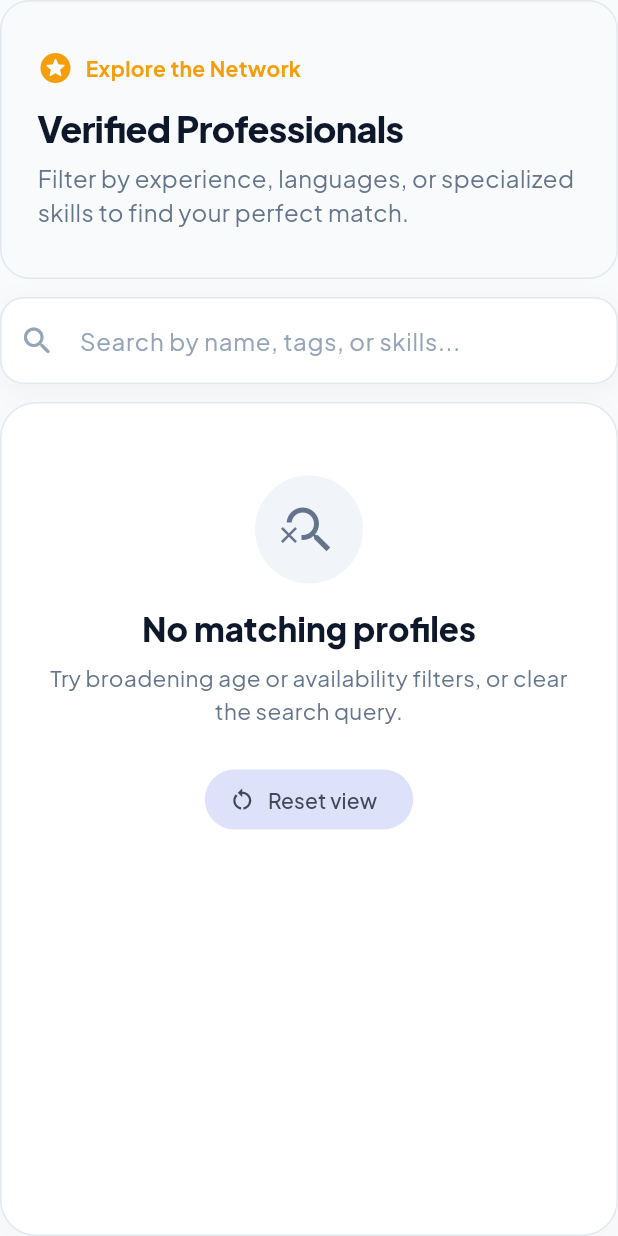
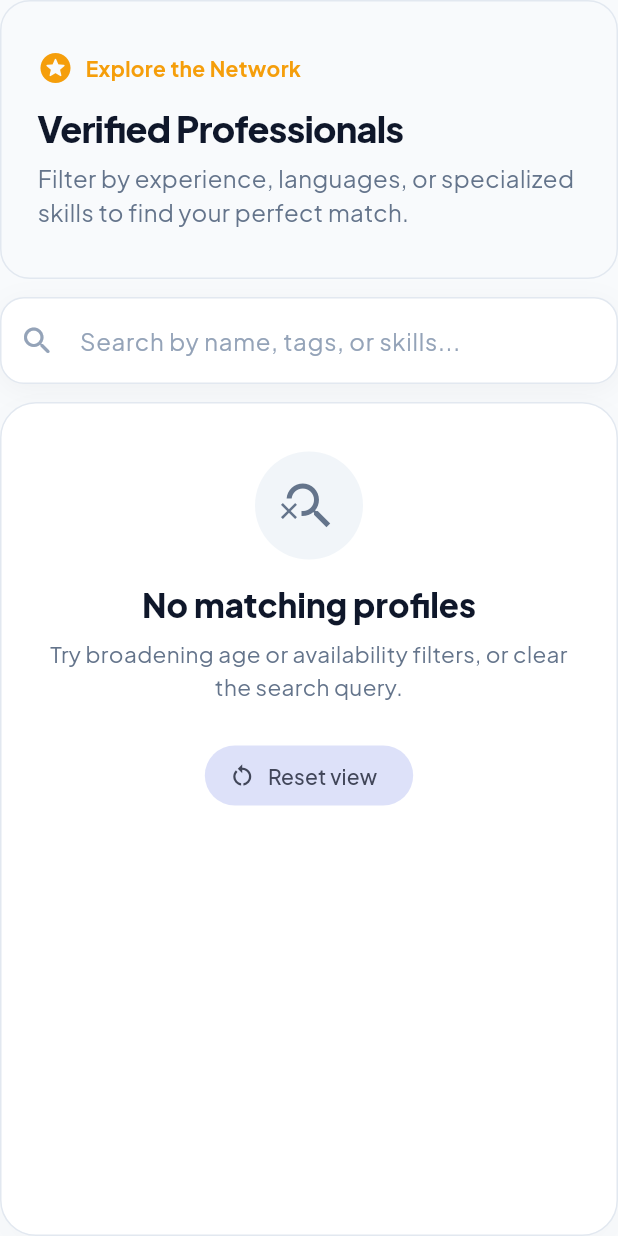
Before and after one commit to shanishah215/MaidConnect, a Flutter app: the _ListingResults widget shown alone on an empty page, opened directly with empty values, on a phone screen of 412 x 824 dp. Run offline on Flutter 3.47's test engine with Material 3 defaults, Android fonts, the phone set to English and light mode, and no system bars; our stand-ins replace go_router, google_fonts; accounts and stored records are empty.

Commit message:
add seed data for maids, update list view scroll behavior, and wrap UI state content in scroll view

```diff
--- a/lib/features/client/data/repositories/client_repository_impl.dart
+++ b/lib/features/client/data/repositories/client_repository_impl.dart
@@ -81,6 +81,71 @@ const List<MaidProfile> _maids = <MaidProfile>[
     monthlyRate: 590,
     rating: 4.8,
   ),
+  MaidProfile(
+    id: 'maid-06',
+    name: 'Shamila Perera',
+    age: 34,
+    experienceYears: 12,
+    skills: <String>['Gourmet Cooking', 'Pastry Baking', 'Meal Planning'],
+    languages: <String>['English', 'Sinhala'],
+    availability: MaidAvailability.immediate,
+    bio: 'Passionate cook specializing in healthy, flavorful family meals.',
+    location: 'Bambalapitiya',
+    monthlyRate: 750,
+    rating: 4.9,
+  ),
+  MaidProfile(
+    id: 'maid-07',
+    name: 'Geetha Kumari',
+    age: 41,
+    experienceYears: 15,
+    skills: <String>['Nanny', 'Deep Cleaning', 'Organization'],
+    languages: <String>['English', 'Sinhala'],
+    availability: MaidAvailability.thisMonth,
+    bio: 'Seasoned professional with a lifetime of experience in childcare.',
+    location: 'Maharagama',
+    monthlyRate: 650,
+    rating: 4.7,
+  ),
+  MaidProfile(
+    id: 'maid-08',
+    name: 'Pavithra Devi',
+    age: 27,
+    experienceYears: 5,
+    skills: <String>['Pet Sitting', 'General Cleaning', 'Grocery Shopping'],
+    languages: <String>['English', 'Tamil', 'Malayalam'],
+    availability: MaidAvailability.immediate,
+    bio: 'Energetic and versatile helper who loves animals and keeping things tidy.',
+    location: 'Wellawatte',
+    monthlyRate: 520,
+    rating: 4.5,
+  ),
+  MaidProfile(
+    id: 'maid-09',
+    name: 'Indrani De Silva',
+    age: 38,
+    experienceYears: 9,
+    skills: <String>['Elder Care', 'First Aid', 'Patient Transport'],
+    languages: <String>['English', 'Sinhala'],
+    availability: MaidAvailability.thisWeek,
+    bio: 'Compassionate care provider focused on providing dignity and support.',
+    location: 'Battaramulla',
+    monthlyRate: 690,
+    rating: 4.8,
+  ),
+  MaidProfile(
+    id: 'maid-10',
+    name: 'Nilooshi Fernando',
+    age: 24,
+    experienceYears: 2,
+    skills: <String>['Housekeeping', 'Ironing', 'Basic Cooking'],
+    languages: <String>['English', 'Sinhala'],
+    availability: MaidAvailability.immediate,
+    bio: 'Eager to learn and hard-working assistant for modern households.',
+    location: 'Kotte',
+    monthlyRate: 480,
+    rating: 4.4,
+  ),
 ];
 
 const List<ClientRequest> _seedRequests = <ClientRequest>[
--- a/lib/features/client/presentation/pages/maid_listing_page.dart
+++ b/lib/features/client/presentation/pages/maid_listing_page.dart
@@ -178,7 +178,11 @@ class _MobileListing extends StatelessWidget {
           ],
         ),
         const SizedBox(height: 8),
-        _ResultCards(filtered: filtered),
+        _ResultCards(
+          filtered: filtered,
+          shrinkWrap: true,
+          physics: const NeverScrollableScrollPhysics(),
+        ),
       ],
     );
   }
@@ -226,7 +230,13 @@ class _ListingResults extends StatelessWidget {
           ),
         ),
         const SizedBox(height: 12),
-        Expanded(child: _ResultCards(filtered: filtered)),
+        Expanded(
+          child: _ResultCards(
+            filtered: filtered,
+            shrinkWrap: false,
+            physics: const AlwaysScrollableScrollPhysics(),
+          ),
+        ),
       ],
     );
   }
@@ -279,8 +289,14 @@ class _ListingHeader extends StatelessWidget {
 }
 
 class _ResultCards extends StatefulWidget {
-  const _ResultCards({required this.filtered});
+  const _ResultCards({
+    required this.filtered,
+    required this.shrinkWrap,
+    required this.physics,
+  });
   final List<MaidProfile> filtered;
+  final bool shrinkWrap;
+  final ScrollPhysics physics;
 
   @override
   State<_ResultCards> createState() => _ResultCardsState();
@@ -304,8 +320,8 @@ class _ResultCardsState extends State<_ResultCards> {
       );
     }
     return ListView.separated(
-      shrinkWrap: true,
-      physics: const NeverScrollableScrollPhysics(),
+      shrinkWrap: widget.shrinkWrap,
+      physics: widget.physics,
       itemCount: widget.filtered.length,
       separatorBuilder: (_, itemIndex) => const SizedBox(height: 10),
       itemBuilder: (context, index) {
--- a/lib/features/client/presentation/widgets/client_ui_states.dart
+++ b/lib/features/client/presentation/widgets/client_ui_states.dart
@@ -40,7 +40,7 @@ class ClientEmptyState extends StatelessWidget {
   @override
   Widget build(BuildContext context) {
     return Container(
-      padding: const EdgeInsets.symmetric(horizontal: 32, vertical: 48),
+      padding: const EdgeInsets.symmetric(horizontal: 24, vertical: 32),
       decoration: BoxDecoration(
         color: Colors.white,
         borderRadius: BorderRadius.circular(24),
@@ -53,6 +53,7 @@ class ClientEmptyState extends StatelessWidget {
           ),
         ],
       ),
+      child: SingleChildScrollView(
         child: Column(
           mainAxisSize: MainAxisSize.min,
           children: [
@@ -77,11 +78,16 @@ class ClientEmptyState extends StatelessWidget {
             Text(
               subtitle,
               textAlign: TextAlign.center,
-            style: const TextStyle(color: Color(0xFF64748B), height: 1.5, fontSize: 15),
+              style: const TextStyle(
+                color: Color(0xFF64748B),
+                height: 1.5,
+                fontSize: 15,
+              ),
             ),
             if (action != null) ...[const SizedBox(height: 24), action!],
           ],
         ),
+      ),
     );
   }
 }
```
Lines whose indentation alone changed are shown as unchanged.
